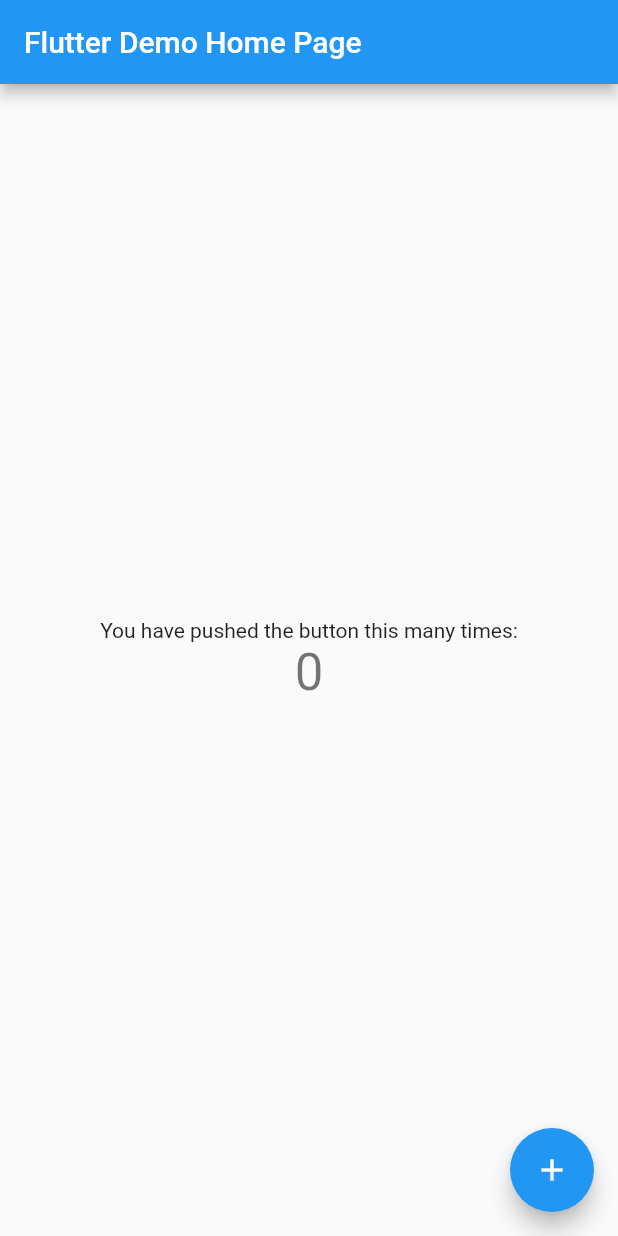
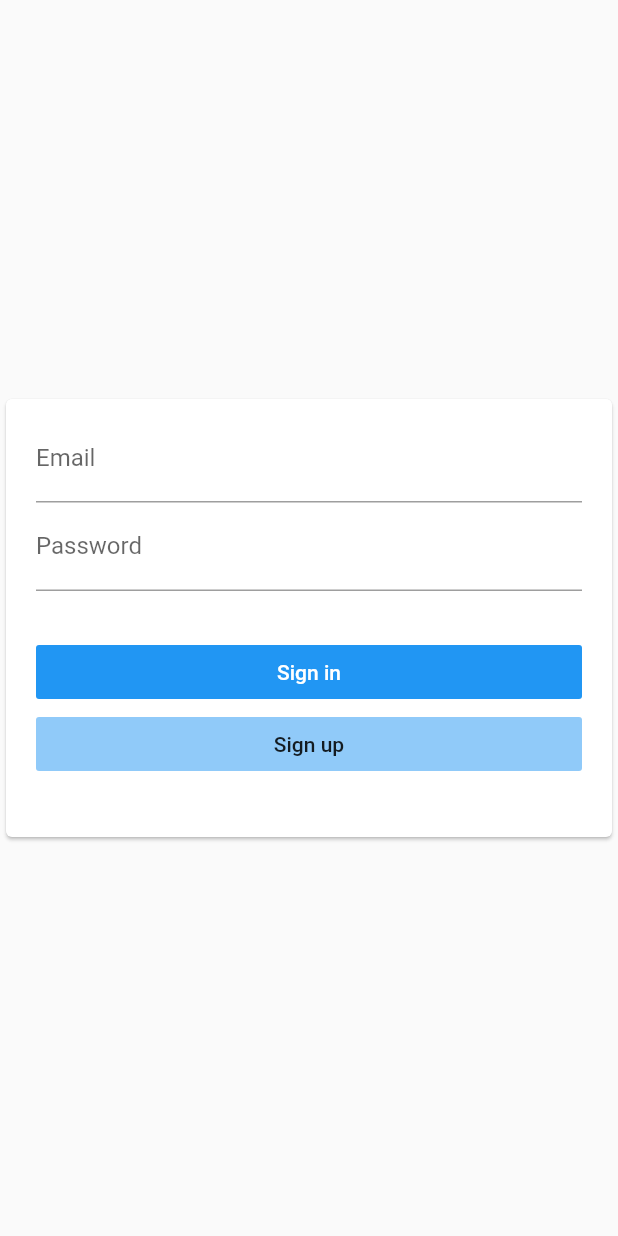
Before and after one commit to leosuncin/flutter_todo_app, a Flutter app: the screen it shows after launch, on a phone screen of 412 x 824 dp. Run offline on Flutter 3.47's test engine with Material 2 defaults, Android fonts, the phone set to English and light mode, and no system bars.

Commit message:
Add login screen

```diff
--- a/lib/main.dart
+++ b/lib/main.dart
@@ -1,4 +1,5 @@
 import 'package:flutter/material.dart';
+import 'package:flutter_todo_app/screens/login_screen.dart';
 
 void main() {
   runApp(MyApp());
@@ -9,109 +10,15 @@ class MyApp extends StatelessWidget {
   @override
   Widget build(BuildContext context) {
     return MaterialApp(
-      title: 'Flutter Demo',
+      title: 'ToDo App',
       theme: ThemeData(
-        // This is the theme of your application.
-        //
-        // Try running your application with "flutter run". You'll see the
-        // application has a blue toolbar. Then, without quitting the app, try
-        // changing the primarySwatch below to Colors.green and then invoke
-        // "hot reload" (press "r" in the console where you ran "flutter run",
-        // or simply save your changes to "hot reload" in a Flutter IDE).
-        // Notice that the counter didn't reset back to zero; the application
-        // is not restarted.
         primarySwatch: Colors.blue,
-        // This makes the visual density adapt to the platform that you run
-        // the app on. For desktop platforms, the controls will be smaller and
-        // closer together (more dense) than on mobile platforms.
         visualDensity: VisualDensity.adaptivePlatformDensity,
       ),
-      home: MyHomePage(title: 'Flutter Demo Home Page'),
+      initialRoute: LoginScreen.routeName,
+      routes: {
+        LoginScreen.routeName: (_) => LoginScreen(),
+      },
     );
   }
 }
-
-class MyHomePage extends StatefulWidget {
-  MyHomePage({Key key, this.title}) : super(key: key);
-
-  // This widget is the home page of your application. It is stateful, meaning
-  // that it has a State object (defined below) that contains fields that affect
-  // how it looks.
-
-  // This class is the configuration for the state. It holds the values (in this
-  // case the title) provided by the parent (in this case the App widget) and
-  // used by the build method of the State. Fields in a Widget subclass are
-  // always marked "final".
-
-  final String title;
-
-  @override
-  _MyHomePageState createState() => _MyHomePageState();
-}
-
-class _MyHomePageState extends State<MyHomePage> {
-  int _counter = 0;
-
-  void _incrementCounter() {
-    setState(() {
-      // This call to setState tells the Flutter framework that something has
-      // changed in this State, which causes it to rerun the build method below
-      // so that the display can reflect the updated values. If we changed
-      // _counter without calling setState(), then the build method would not be
-      // called again, and so nothing would appear to happen.
-      _counter++;
-    });
-  }
-
-  @override
-  Widget build(BuildContext context) {
-    // This method is rerun every time setState is called, for instance as done
-    // by the _incrementCounter method above.
-    //
-    // The Flutter framework has been optimized to make rerunning build methods
-    // fast, so that you can just rebuild anything that needs updating rather
-    // than having to individually change instances of widgets.
-    return Scaffold(
-      appBar: AppBar(
-        // Here we take the value from the MyHomePage object that was created by
-        // the App.build method, and use it to set our appbar title.
-        title: Text(widget.title),
-      ),
-      body: Center(
-        // Center is a layout widget. It takes a single child and positions it
-        // in the middle of the parent.
-        child: Column(
-          // Column is also a layout widget. It takes a list of children and
-          // arranges them vertically. By default, it sizes itself to fit its
-          // children horizontally, and tries to be as tall as its parent.
-          //
-          // Invoke "debug painting" (press "p" in the console, choose the
-          // "Toggle Debug Paint" action from the Flutter Inspector in Android
-          // Studio, or the "Toggle Debug Paint" command in Visual Studio Code)
-          // to see the wireframe for each widget.
-          //
-          // Column has various properties to control how it sizes itself and
-          // how it positions its children. Here we use mainAxisAlignment to
-          // center the children vertically; the main axis here is the vertical
-          // axis because Columns are vertical (the cross axis would be
-          // horizontal).
-          mainAxisAlignment: MainAxisAlignment.center,
-          children: <Widget>[
-            Text(
-              'You have pushed the button this many times:',
-            ),
-            Text(
-              '$_counter',
-              style: Theme.of(context).textTheme.headline4,
-            ),
-          ],
-        ),
-      ),
-      floatingActionButton: FloatingActionButton(
-        onPressed: _incrementCounter,
-        tooltip: 'Increment',
-        child: Icon(Icons.add),
-      ), // This trailing comma makes auto-formatting nicer for build methods.
-    );
-  }
-}
--- /dev/null
+++ b/lib/screens/login_screen.dart
@@ -0,0 +1,64 @@
+import 'package:flutter/material.dart';
+
+class LoginScreen extends StatefulWidget {
+  static const routeName = '/login';
+
+  @override
+  _LoginScreenState createState() => _LoginScreenState();
+}
+
+class _LoginScreenState extends State<LoginScreen> {
+  @override
+  Widget build(BuildContext context) {
+    final theme = Theme.of(context);
+
+    return Scaffold(
+      body: Center(
+        child: Container(
+          height: 300,
+          child: Card(
+            child: Padding(
+              padding: const EdgeInsets.symmetric(horizontal: 20, vertical: 10),
+              child: Form(
+                child: Column(
+                  children: [
+                    TextFormField(
+                      decoration: InputDecoration(
+                        labelText: 'Email',
+                      ),
+                    ),
+                    TextFormField(
+                      decoration: InputDecoration(
+                        labelText: 'Password',
+                      ),
+                    ),
+                    SizedBox.fromSize(
+                      size: Size(double.infinity, 30),
+                    ),
+                    FlatButton(
+                      minWidth: double.infinity,
+                      color: theme.colorScheme.primary,
+                      child: Text(
+                        'Sign in',
+                        style: TextStyle(
+                          color: theme.accentTextTheme.button.color,
+                        ),
+                      ),
+                      onPressed: () {},
+                    ),
+                    FlatButton(
+                      minWidth: double.infinity,
+                      color: theme.colorScheme.background,
+                      child: Text('Sign up'),
+                      onPressed: () {},
+                    ),
+                  ],
+                ),
+              ),
+            ),
+          ),
+        ),
+      ),
+    );
+  }
+}
```
